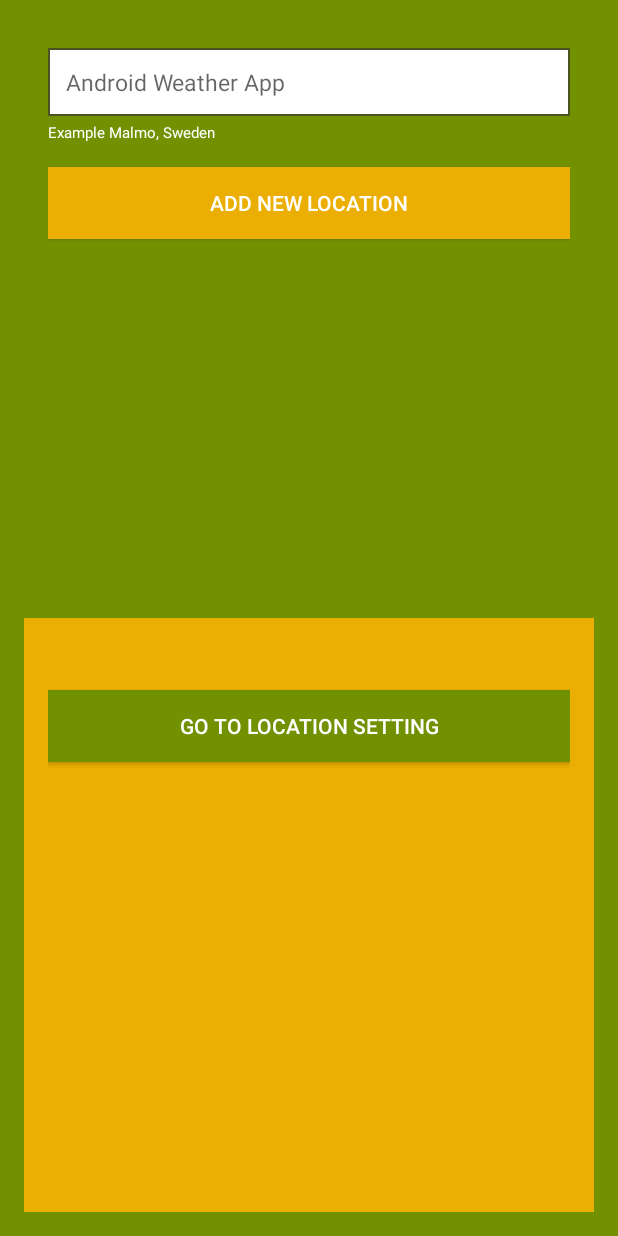
After one commit to PhamAn12/weather_app, an Android app: the ManageLocation screen opened directly, with no data from a screen before it, on a phone screen of 412 x 824 dp. The commit adds this screen. Run offline under Robolectric (Android 15) with nearby library versions, the phone set to English and light mode, and no system bars.

Commit message:
add manhinh

```diff
--- a/app/build.gradle
+++ b/app/build.gradle
@@ -22,7 +22,10 @@ dependencies {
     implementation fileTree(dir: 'libs', include: ['*.jar'])
     implementation 'com.android.support:appcompat-v7:28.0.0'
     implementation 'com.android.support.constraint:constraint-layout:1.1.3'
+    implementation 'com.android.support:design:28.0.0'
     testImplementation 'junit:junit:4.12'
     androidTestImplementation 'com.android.support.test:runner:1.0.2'
     androidTestImplementation 'com.android.support.test.espresso:espresso-core:3.0.2'
+    implementation 'com.android.volley:volley:1.1.1'
+    implementation 'com.squareup.picasso:picasso:2.5.2'
 }
--- a/app/src/main/AndroidManifest.xml
+++ b/app/src/main/AndroidManifest.xml
@@ -9,6 +9,7 @@
         android:roundIcon="@mipmap/ic_launcher_round"
         android:supportsRtl="true"
         android:theme="@style/AppTheme">
+        <activity android:name=".ManageLocation"></activity>
         <activity android:name=".MainActivity">
             <intent-filter>
                 <action android:name="android.intent.action.MAIN" />
--- /dev/null
+++ b/app/src/main/java/com/example/weather/ManageLocation.java
@@ -0,0 +1,13 @@
+package com.example.weather;
+
+import android.support.v7.app.AppCompatActivity;
+import android.os.Bundle;
+
+public class ManageLocation extends AppCompatActivity {
+
+    @Override
+    protected void onCreate(Bundle savedInstanceState) {
+        super.onCreate(savedInstanceState);
+        setContentView(R.layout.activity_manage_location);
+    }
+}
--- /dev/null
+++ b/app/src/main/res/drawable/border.xml
@@ -0,0 +1,9 @@
+<?xml version="1.0" encoding="utf-8"?>
+<shape xmlns:android="http://schemas.android.com/apk/res/android">
+    <stroke
+        android:width="1dip"
+        android:color="#4b5320" />
+    <solid
+        android:color="#ffffff" />
+
+</shape>
--- a/app/src/main/res/layout/activity_main.xml
+++ b/app/src/main/res/layout/activity_main.xml
@@ -49,6 +49,7 @@
             android:layout_height="wrap_content"
             android:text="                         "/>
         <Button
+            android:id="@+id/btnMove"
             android:layout_weight="8"
             android:layout_width="wrap_content"
             android:layout_height="wrap_content"
--- /dev/null
+++ b/app/src/main/res/layout/activity_manage_location.xml
@@ -0,0 +1,64 @@
+<?xml version="1.0" encoding="utf-8"?>
+<LinearLayout android:layout_width="match_parent"
+    android:layout_height="match_parent"
+    android:layout_weight="5"
+    android:padding="@dimen/fab_margin"
+    android:background="@color/colorPrimary"
+    android:orientation="vertical"
+    xmlns:android="http://schemas.android.com/apk/res/android">
+    <LinearLayout
+        android:layout_width="match_parent"
+        android:layout_height="0dp"
+        android:layout_weight="5"
+        android:padding="@dimen/fab_margin"
+        android:background="@color/colorPrimary"
+        android:orientation="vertical">
+        <AutoCompleteTextView
+            android:id="@+id/new_location"
+            android:layout_width="match_parent"
+            android:layout_height="wrap_content"
+            android:hint="@string/app_name"
+            android:inputType="textPersonName"
+            android:maxLines="1"
+            android:padding="12dp"
+            android:textSize="15dp"
+            android:background="@drawable/border"
+            android:textColor="@color/colorSubTitle"
+            android:singleLine="true"
+            android:autofillHints="" />
+        <TextView
+            android:layout_width="wrap_content"
+            android:layout_height="wrap_content"
+            android:textSize="10dp"
+            android:text="@string/location_example"
+            android:layout_marginTop="4dp"
+            android:textColor="@color/colorWhite"/>
+        <Button
+            android:id="@+id/add_location_button"
+            android:layout_width="match_parent"
+            android:layout_height="wrap_content"
+            android:layout_marginTop="16dp"
+            android:textColor="@color/colorWhite"
+            android:text="@string/add_new_location"
+            android:background="@color/colorBackground"
+            android:padding="12dp"/>
+    </LinearLayout>
+    <LinearLayout
+        android:background="@color/colorBackground"
+        android:layout_width="match_parent"
+        android:layout_height="0dp"
+        android:layout_weight="5"
+        android:padding="16dp"
+        android:orientation="vertical">
+        <Button
+            android:id="@+id/go_to_location_button"
+            android:layout_width="match_parent"
+            android:layout_height="wrap_content"
+            android:layout_marginTop="32dp"
+            android:layout_gravity="center"
+            android:textColor="@color/colorWhite"
+            android:text="@string/go_to_location"
+            android:background="@color/colorPrimary"
+            android:padding="12dp"/>
+    </LinearLayout>
+</LinearLayout>
--- a/app/src/main/res/values/colors.xml
+++ b/app/src/main/res/values/colors.xml
@@ -1,6 +1,13 @@
 <?xml version="1.0" encoding="utf-8"?>
 <resources>
-    <color name="colorPrimary">#008577</color>
-    <color name="colorPrimaryDark">#00574B</color>
-    <color name="colorAccent">#D81B60</color>
+    <color name="colorPrimary">#729101</color>
+    <color name="colorPrimaryDark">#4f6404</color>
+    <color name="colorAccent">#FF4081</color>
+    <color name="colorBlack">#000000</color>
+    <color name="colorWhite">#ffffff</color>
+    <string name="delete_text">X</string>
+    <color name="colorBackground">#eaaf02</color>
+    <color name="colorBottomBackground">#729101</color>
+    <color name="colorCircleStroke">#df9502</color>
+    <color name="colorSubTitle">#38455B</color>
 </resources>
--- /dev/null
+++ b/app/src/main/res/values/dimens.xml
@@ -0,0 +1,3 @@
+<resources>
+    <dimen name="fab_margin">16dp</dimen>
+</resources>
```
Also changed, not shown: app/src/main/java/com/example/weather/MainActivity.java (+13 -1 lines), app/src/main/res/layout/activity_main2.xml (added, +39 -0 lines), app/src/main/res/layout/content_main2.xml (added, +11 -0 lines), app/src/main/res/values/ids.xml (added, +9 -0 lines), app/src/main/res/values/strings.xml (+17 -1 lines), app/src/main/res/values/styles.xml (+9 -0 lines).
